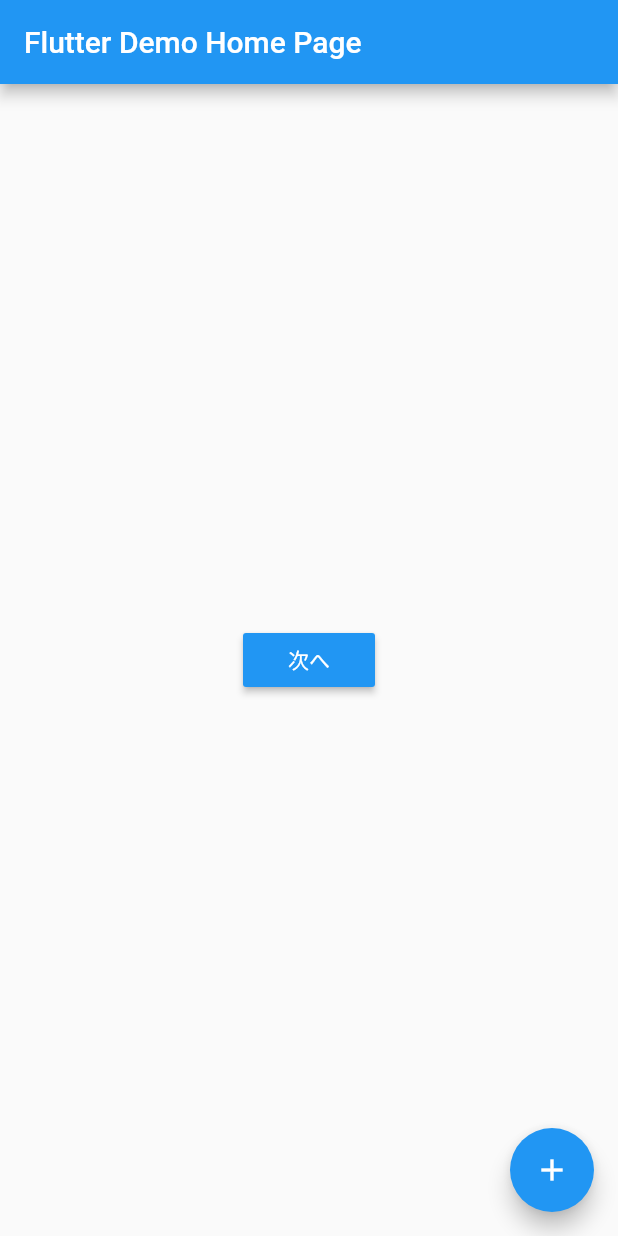
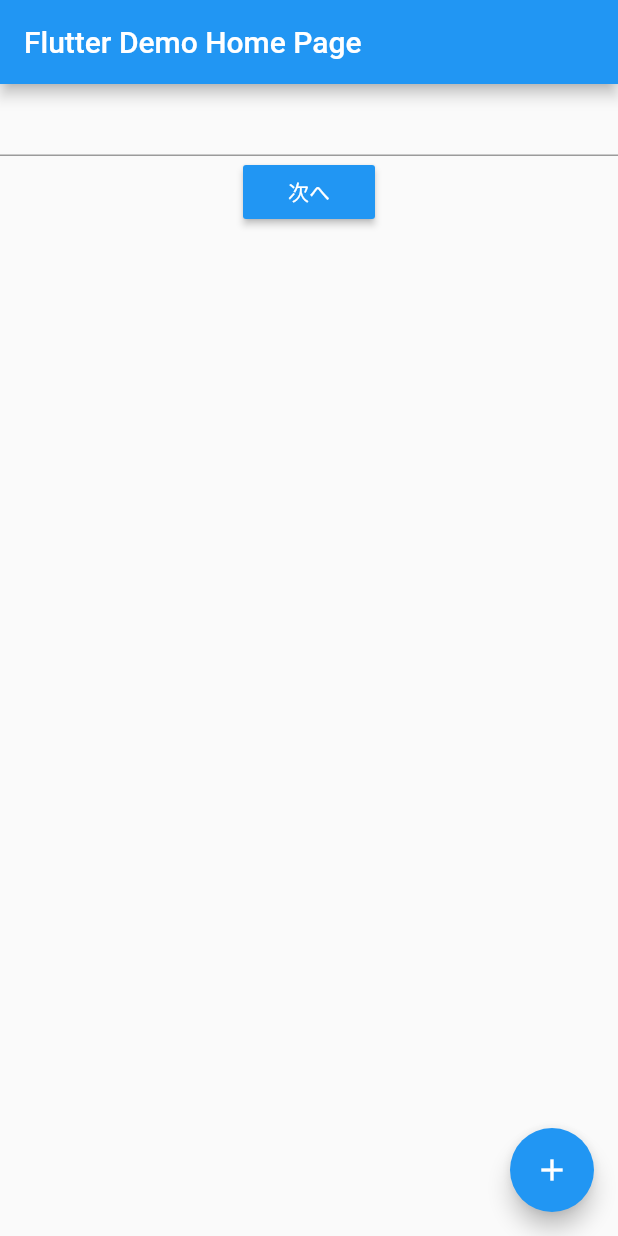
Before and after one commit to Jinno-Shigeki/set_image_test, a Flutter app: the screen it shows after launch, on a phone screen of 412 x 824 dp. Run offline on Flutter 3.47's test engine with Material 2 defaults, Android fonts, the phone set to English and light mode, and no system bars.

```diff
--- a/lib/main.dart
+++ b/lib/main.dart
@@ -39,23 +39,29 @@ class _MyHomePageState extends State<MyHomePage> {
 
   @override
   Widget build(BuildContext context) {
+    var text = '';
     return Scaffold(
       appBar: AppBar(
         title: Text(widget.title),
       ),
-      body: Center(
-        child: RaisedButton(
+      body: Column(children: <Widget>[
+        TextField(
+          onChanged: (value) {
+            text = value;
+          },
+        ),
+        RaisedButton(
           child: Text('次へ'),
           textColor: Colors.white,
           color: Colors.blue,
           onPressed: () {
             Navigator.push(
               context,
-              MaterialPageRoute(builder: (context) => NextPage()),
+              MaterialPageRoute(builder: (context) => NextPage(text)),
             );
           },
         ),
-      ),
+      ]),
       floatingActionButton: FloatingActionButton(
         onPressed: _incrementCounter,
         tooltip: 'Increment',
```
Also changed, not shown: lib/next.dart (+8 -0 lines).
